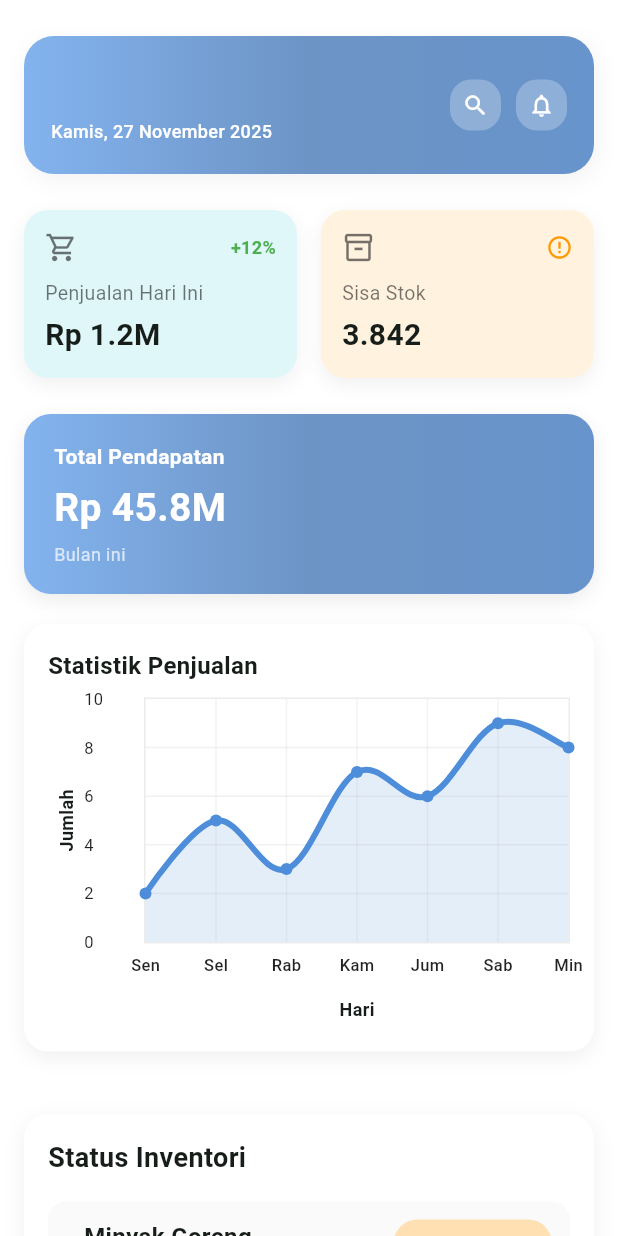
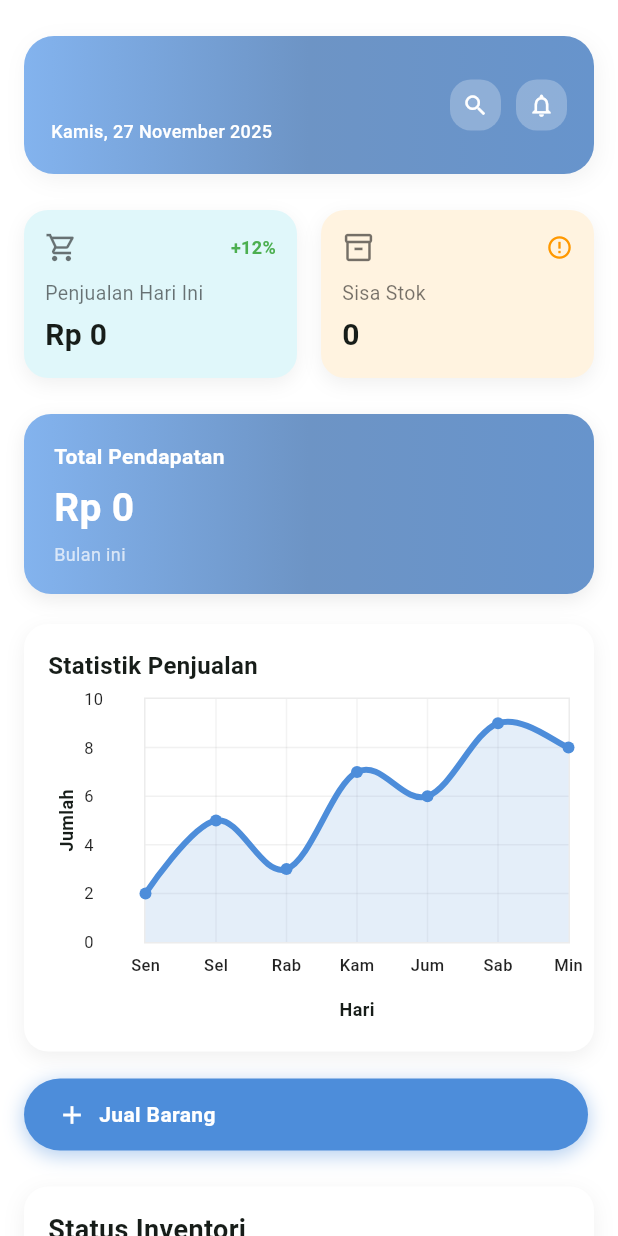
Before and after one commit to yogaperdana2308/E-Nventory, a Flutter app: the HomePageProjectFirebase screen opened by its route, on a phone screen of 412 x 824 dp. Run offline on Flutter 3.47's test engine with Material 3 defaults, Android fonts, the phone set to English and light mode, and no system bars; drawn by our look-alikes of fl_chart; our stand-ins replace animate_do, cloud_firestore, curved_navigation_bar, firebase_auth, firebase_core, fluttertoast and 2 more; accounts and stored records are empty.

Commit message:
abis benerin dashboard, tinggal chart sama di firebase semua

```diff
--- a/lib/Database/db_helper.dart
+++ b/lib/Database/db_helper.dart
@@ -21,7 +21,7 @@ class DbHelper {
           "CREATE TABLE $tableUser(id INTEGER PRIMARY KEY AUTOINCREMENT,  username TEXT, nomorhp INTEGER, email TEXT, password TEXT, profil TEXT)",
         );
         await db.execute(
-          "CREATE TABLE $tableItem(id INTEGER PRIMARY KEY AUTOINCREMENT,  name TEXT, stock INTEGER, price INTEGER, date TEXT)",
+          "CREATE TABLE $tableItem(id INTEGER PRIMARY KEY AUTOINCREMENT,  name TEXT, stock INTEGER, modal INTEGER, price INTEGER, date TEXT)",
         );
         await db.execute(
           "CREATE TABLE $tableSales(id INTEGER PRIMARY KEY AUTOINCREMENT,  item_id INTEGER, quantity INTEGER, price INTEGER, sales INTEGER, date TEXT, FOREIGN KEY (item_id) REFERENCES $tableItem(id) ON DELETE CASCADE ON UPDATE CASCADE)",
@@ -100,6 +100,98 @@ class DbHelper {
     await dbs.delete(tableItem, where: "id = ?", whereArgs: [id]);
   }
 
+  static Future<int> getTotalStock() async {
+    final dbs = await db();
+    final result = await dbs.rawQuery(
+      "SELECT SUM(stock) as total FROM $tableItem",
+    );
+
+    if (result.isNotEmpty && result.first["total"] != null) {
+      return result.first["total"] as int;
+    }
+    return 0;
+  }
+
+  static Future<int> getTodayProfit() async {
+    final dbs = await db();
+    final today = DateTime.now();
+    final todayString = "${today.year}-${today.month}-${today.day}";
+
+    // Ambil semua sales hari ini
+    final List<Map<String, dynamic>> salesToday = await dbs.query(
+      tableSales,
+      where: "date LIKE ?",
+      whereArgs: ["$todayString%"],
+    );
+
+    int totalProfit = 0;
+
+    for (var sale in salesToday) {
+      int itemId = sale["item_id"];
+      int quantity = sale["quantity"];
+
+      // Ambil data item terkait
+      final List<Map<String, dynamic>> itemResult = await dbs.query(
+        tableItem,
+        where: "id = ?",
+        whereArgs: [itemId],
+      );
+
+      if (itemResult.isNotEmpty) {
+        final item = itemResult.first;
+
+        int modal = item["modal"] ?? 0;
+        int hargaJual = item["price"] ?? 0;
+
+        int profit = (hargaJual - modal) * quantity;
+        totalProfit += profit;
+      }
+    }
+
+    return totalProfit;
+  }
+
+  static Future<int> getProfitThisMonth() async {
+    final dbs = await db();
+    final now = DateTime.now();
+
+    // Format: YYYY-MM
+    final monthString = "${now.year}-${now.month.toString().padLeft(2, '0')}";
+
+    // Ambil semua sales bulan ini (format date: 2025-11-30 10:00:00)
+    final List<Map<String, dynamic>> salesThisMonth = await dbs.query(
+      tableSales,
+      where: "date LIKE ?",
+      whereArgs: ["$monthString%"],
+    );
+
+    int totalProfit = 0;
+
+    for (var sale in salesThisMonth) {
+      int itemId = sale["item_id"];
+      int quantity = sale["quantity"];
+
+      // Ambil data item terkait
+      final List<Map<String, dynamic>> itemResult = await dbs.query(
+        tableItem,
+        where: "id = ?",
+        whereArgs: [itemId],
+      );
+
+      if (itemResult.isNotEmpty) {
+        final item = itemResult.first;
+
+        int modal = item["modal"] ?? 0;
+        int hargaJual = item["price"] ?? 0;
+
+        int profit = (hargaJual - modal) * quantity;
+        totalProfit += profit;
+      }
+    }
+
+    return totalProfit;
+  }
+
   // ============================================
   // NEW: CEK ITEM DUPLIKAT (NAME + DATE)
   // ============================================
--- a/lib/model/item_model.dart
+++ b/lib/model/item_model.dart
@@ -5,6 +5,7 @@ class ItemModel {
   int? id;
   String name;
   int stock;
+  int modal;
   int price;
   String? date;
 
@@ -12,6 +13,7 @@ class ItemModel {
     this.id,
     required this.name,
     required this.stock,
+    required this.modal,
     required this.price,
     this.date,
   });
@@ -21,6 +23,7 @@ class ItemModel {
       'id': id,
       'name': name,
       'stock': stock,
+      'modal': modal,
       'price': price,
       'date': date,
     };
@@ -31,6 +34,7 @@ class ItemModel {
       id: map['id'] != null ? map['id'] as int : null,
       name: map['name'] as String,
       stock: map['stock'] as int,
+      modal: map['modal'] as int,
       price: map['price'] as int,
       date: map['date'] != null ? map['date'] as String : null,
     );
--- a/lib/view/home_screen firebase.dart
+++ b/lib/view/home_screen firebase.dart
@@ -1,7 +1,10 @@
 import 'package:cloud_firestore/cloud_firestore.dart';
+import 'package:enventory/Database/db_helper.dart';
 import 'package:enventory/model/firebase_model.dart';
+import 'package:enventory/view/jual_barang.dart';
 import 'package:enventory/widget/inventory_item.dart';
 import 'package:enventory/widget/sales_chart.dart';
+import 'package:enventory/widget/tambahjual_button.dart';
 import 'package:firebase_auth/firebase_auth.dart';
 import 'package:flutter/material.dart';
 import 'package:intl/intl.dart';
@@ -16,12 +19,43 @@ class HomePageProjectFirebase extends StatefulWidget {
 
 class _HomePageProjectFirebaseState extends State<HomePageProjectFirebase> {
   UserFirebaseModel? userModel;
+  int todayProfit = 0;
+  int monthlyProfit = 0;
+  int totalStock = 0;
   DateTime today = DateTime.now();
 
   @override
   void initState() {
     super.initState();
     loadUserFromFirestore();
+    loadDashboardData();
+    loadMonthlyProfit();
+  }
+
+  Future<void> loadMonthlyProfit() async {
+    final total = await DbHelper.getProfitThisMonth();
+    setState(() {
+      monthlyProfit = total;
+    });
+  }
+
+  String formatRupiah(int value) {
+    final formatter = NumberFormat.currency(
+      locale: 'id_ID',
+      symbol: 'Rp ',
+      decimalDigits: 0,
+    );
+    return formatter.format(value);
+  }
+
+  Future<void> loadDashboardData() async {
+    int profit = await DbHelper.getTodayProfit();
+    int stock = await DbHelper.getTotalStock();
+
+    setState(() {
+      todayProfit = profit;
+      totalStock = stock;
+    });
   }
 
   Future<void> loadUserFromFirestore() async {
@@ -134,8 +168,8 @@ class _HomePageProjectFirebaseState extends State<HomePageProjectFirebase> {
                     child: _dashboardCard(
                       icon: Icons.shopping_cart_outlined,
                       title: "Penjualan Hari Ini",
-                      value: "Rp 1.2M",
-                      percent: "+12%",
+                      value: formatRupiah(todayProfit),
+                      percent: "+12%", // ini kalau mau dinamis tinggal isi aja
                       percentColor: Colors.green,
                       bg: const Color(0xFFE0F7FA),
                     ),
@@ -145,7 +179,7 @@ class _HomePageProjectFirebaseState extends State<HomePageProjectFirebase> {
                     child: _dashboardCard(
                       icon: Icons.inventory_2_outlined,
                       title: "Sisa Stok",
-                      value: "3.842",
+                      value: totalStock.toString(),
                       alertIcon: Icons.error_outline,
                       alertColor: Colors.orange,
                       bg: const Color(0xFFFFF3E0),
@@ -197,8 +231,8 @@ class _HomePageProjectFirebaseState extends State<HomePageProjectFirebase> {
                         ),
                         SizedBox(height: 6),
                         Text(
-                          "Rp 45.8M",
-                          style: TextStyle(
+                          "Rp ${NumberFormat.currency(locale: 'id_ID', symbol: '', decimalDigits: 0).format(monthlyProfit)}",
+                          style: const TextStyle(
                             color: Colors.white,
                             fontSize: 26,
                             fontWeight: FontWeight.bold,
@@ -257,15 +291,15 @@ class _HomePageProjectFirebaseState extends State<HomePageProjectFirebase> {
               Row(
                 mainAxisAlignment: MainAxisAlignment.center,
                 children: [
-                  // Expanded(
-                  //   child: tambahJualButton(
-                  //     label: "Tambah Barang",
-                  //     icon: Icons.add,
-                  //     color: const Color(0xFF4D8DDA),
-                  //     tujuan: InputItem(),
-                  //   ),
-                  // ),
-                  // const SizedBox(width: 4),
+                  Expanded(
+                    child: tambahJualButton(
+                      label: "Jual Barang",
+                      icon: Icons.add,
+                      color: const Color(0xFF4D8DDA),
+                      tujuan: JualBarang(),
+                    ),
+                  ),
+                  const SizedBox(width: 4),
                 ],
               ),
 
--- a/lib/view/jual_barang.dart
+++ b/lib/view/jual_barang.dart
@@ -136,7 +136,7 @@ class _JualBarangState extends State<JualBarang> {
                   borderSide: BorderSide.none,
                 ),
               ),
-              value: selectedItem,
+              initialValue: selectedItem,
               onChanged: (value) {
                 setState(() {
                   selectedItem = value;
@@ -314,6 +314,7 @@ class _JualBarangState extends State<JualBarang> {
                       final updatedItem = ItemModel(
                         id: selectedItem!.id,
                         name: selectedItem!.name,
+                        modal: selectedItem!.modal,
                         price: selectedItem!.price,
                         date: selectedItem!.date,
                         stock: newStock,
--- a/pubspec.yaml
+++ b/pubspec.yaml
@@ -64,7 +64,7 @@ dependency_overrides:
 flutter_launcher_icons:
   android: "launcher_icon"
   ios: true
-  image_path: "assets/images/LogoProject.png"
+  image_path: "assets/images/logo_sementara1.png"
   min_sdk_android: 21
 # For information on the generic Dart part of this file, see the
 # following page: https://dart.dev/tools/pub/pubspec
```
Also changed, not shown: lib/view/edit_profile_firebase.dart (+40 -42 lines), lib/view/penjualan_screen.dart (+7 -2 lines), lib/view/setting_screen firebase.dart (+7 -5 lines), lib/view/stock_screen.dart (+14 -0 lines), pubspec.lock, 1 other file.
